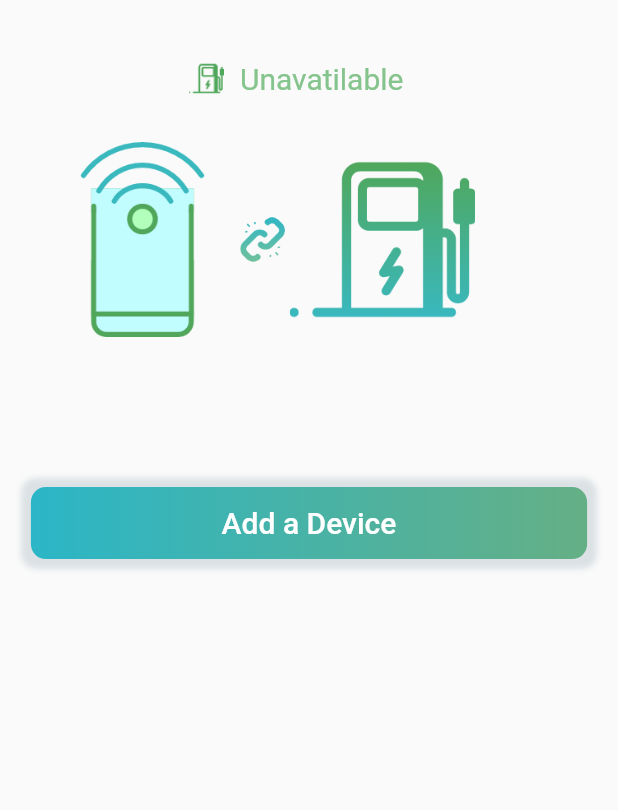
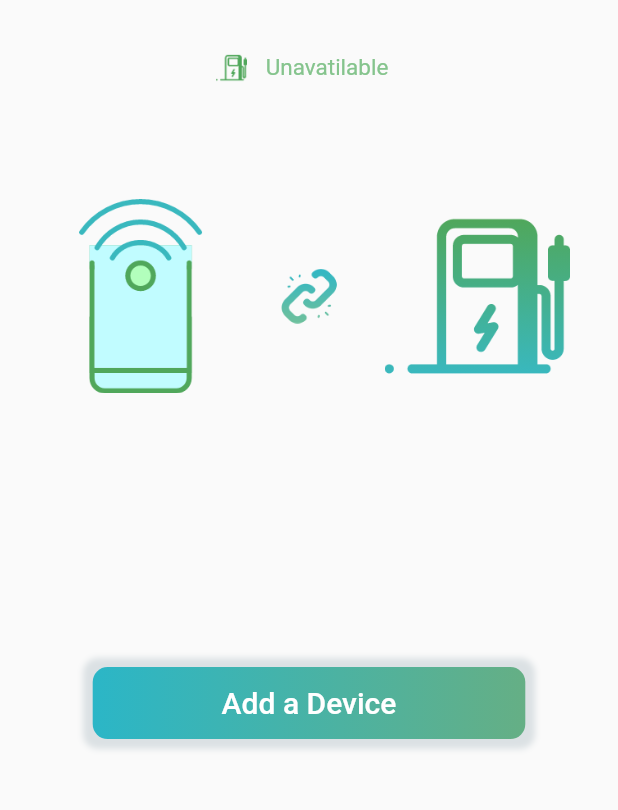
Before and after one commit to RitaFattoum99/Energy, a Flutter app: the screen it shows after launch, on a phone screen of 412 x 824 dp, the part 192-1002 px from its top. Run offline on Flutter 3.47's test engine with Material 2 defaults, Android fonts, the phone set to English and light mode, and no system bars; our stand-ins replace get.

Commit message:
media query

```diff
--- a/energyproject/lib/view/page2.dart
+++ b/energyproject/lib/view/page2.dart
@@ -57,23 +57,23 @@ class Page2 extends StatelessWidget {
         ),
         Padding(
           padding: EdgeInsets.only(
-            top: 40,
-            left: 125,
+            top: size.height * 0.03,
+            left: size.width * 0.35,
           ),
           child: Row(
             children: [
               SizedBox(
-                width: 25,
-                height: 25,
+                width: size.width * 0.05,
+                height: size.height * 0.05,
                 child: Image.asset(
                   'images/station.png',
                 ),
               ),
               Padding(
-                padding: EdgeInsets.only(left: 10),
+                padding: EdgeInsets.only(left: size.width * 0.03),
                 child: Text(
                   'Unavatilable',
-                  style: TextStyle(color: Color(0xff85C48D), fontSize: 20),
+                  style: TextStyle(color: Color(0xff85C48D), fontSize: 15),
                 ),
               ),
             ],
@@ -81,28 +81,28 @@ class Page2 extends StatelessWidget {
         ),
         Padding(
           padding: EdgeInsets.only(
-            top: 30,
-            left: 30,
+            top: size.height * 0.01,
           ),
           child: Row(
+            mainAxisAlignment: MainAxisAlignment.spaceEvenly,
             children: [
               SizedBox(
-                width: 130,
-                height: 130,
+                width: size.width * 0.3,
+                height: size.height * 0.3,
                 child: Image.asset(
                   'images/phone.png',
                 ),
               ),
               SizedBox(
-                width: 30,
-                height: 30,
+                width: size.width * 0.09,
+                height: size.height * 0.09,
                 child: Image.asset(
                   'images/link.png',
                 ),
               ),
               SizedBox(
-                width: 130,
-                height: 130,
+                width: size.width * 0.3,
+                height: size.height * 0.3,
                 child: Image.asset(
                   'images/station2.png',
                 ),
@@ -110,12 +110,12 @@ class Page2 extends StatelessWidget {
             ],
           ),
         ),
-        const SizedBox(
-          height: 100,
+        Padding(
+          padding: EdgeInsets.only(
+            top: size.height * 0.15,
           ),
-        Container(
-          width: size.width * 0.9,
-          // height: size.height * 1.0,
+          child: Container(
+            width: size.width * 0.7,
             decoration: BoxDecoration(
               boxShadow: [
                 BoxShadow(
@@ -131,10 +131,15 @@ class Page2 extends StatelessWidget {
               ),
             ),
             child: MaterialButton(
-            child: const Text(
+              child: Stack(children: [
+                const Text(
                   "Add a Device",
                   style: TextStyle(color: Colors.white, fontSize: 20),
                 ),
+                // Container(
+                //   color: Colors.white.withOpacity(0.5),
+                // ),
+              ]),
               onPressed: () {
                 showDialog(
                     context: context,
@@ -146,10 +151,10 @@ class Page2 extends StatelessWidget {
                             content: Container(
                               width: 700,
                               padding: const EdgeInsets.all(4.0),
-                            // decoration: BoxDecoration(color: Colors.green[400])
                               child: const Text(
                                 'please select the connection method',
-                              style: TextStyle(color: const Color(0xff65AF85)),
+                                style:
+                                    TextStyle(color: const Color(0xff65AF85)),
                               ),
                             ),
                             actions: [
@@ -177,6 +182,7 @@ class Page2 extends StatelessWidget {
               },
             ),
           ),
+        ),
       ],
     ));
   }
--- a/energyproject/lib/view/page4.dart
+++ b/energyproject/lib/view/page4.dart
@@ -160,7 +160,9 @@ class Page4 extends StatelessWidget {
             padding: EdgeInsets.only(
               top: size.height * 0.03,
             ),
-            child: Row(mainAxisAlignment: MainAxisAlignment.center, children: [
+            child: Row(
+                mainAxisAlignment: MainAxisAlignment.spaceAround,
+                children: [
                   Column(
                     children: [
                       Text(
```
Also changed, not shown: energyproject/lib/view/page3.dart (+11 -8 lines). Lines whose indentation alone changed are shown as unchanged.
